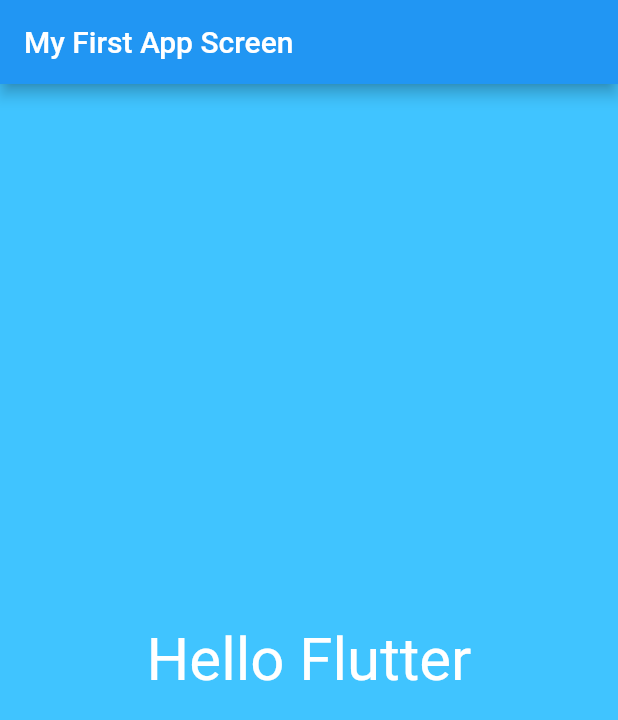
After one commit to minhbka/flutter_tutorial, a Flutter app: the screen it shows after launch, on a phone screen of 412 x 824 dp. The commit adds this screen. Shown: the top 720 px of the screen. Run offline on Flutter 3.47's test engine with Material 2 defaults, Android fonts, the phone set to English and light mode, and no system bars.

Commit message:
code organization

```diff
--- /dev/null
+++ b/lib/app_screens/first_creen.dart
@@ -0,0 +1,17 @@
+import 'package:flutter/material.dart';
+class FirstScreen extends StatelessWidget{
+  @override
+  Widget build(BuildContext context) {
+    return Material(
+      color:Colors.lightBlueAccent,
+      child:Center(
+        child:Text(
+          "Hello Flutter",
+          textDirection: TextDirection.ltr,
+          style:TextStyle(color:Colors.white, fontSize:40.0),
+        )
+      )
+    );
+  }
+
+}
--- a/lib/main.dart
+++ b/lib/main.dart
@@ -1,22 +1,20 @@
 import 'package:flutter/material.dart';
+import './app_screens/first_creen.dart';
+void main()=>runApp(new MyFlutterApp());
 
-void main(){
-  runApp(
-    new MaterialApp(
+
+
+class MyFlutterApp extends StatelessWidget{
+  @override
+  Widget build(Object context) {
+    return MaterialApp(
+      debugShowCheckedModeBanner: false,
       title: "My Flutter App",
       home: Scaffold(
         appBar: AppBar(title: Text("My First App Screen"),),
-        body: Material(
-          color:Colors.lightBlueAccent,
-          child:Center(
-            child:Text(
-              "Hello Flutter",
-              textDirection: TextDirection.ltr,
-              style:TextStyle(color:Colors.white, fontSize:40.0),
-            )
-          )
-        )
+        body: FirstScreen()
       )
-    )
-  );
+    );
+  }
+
 }
```
